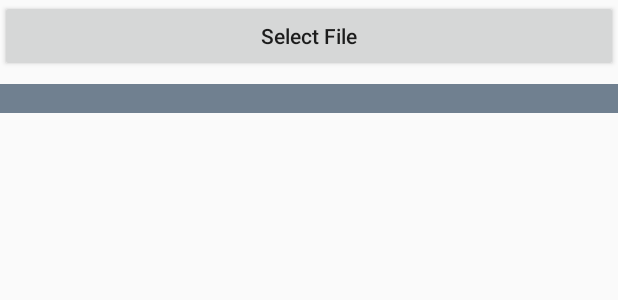
After one commit to rylion2005/hellodroid, an Android app: the layout activity_file_demo.xml on its own in the app's theme, with its tools: preview values and no code run, on a phone screen of 412 x 824 dp. The commit adds this screen. Shown: the top 300 px of the screen. Run offline under Robolectric (Android 15) with nearby library versions, the phone set to English and light mode, and no system bars.

Commit message:
add file demo

```diff
--- a/app/src/main/AndroidManifest.xml
+++ b/app/src/main/AndroidManifest.xml
@@ -53,7 +53,8 @@
         <activity android:name=".nio.NioDemo" />
         <activity
             android:name=".thread.ThreadDemo"
-            android:theme="@style/AppTheme.NoActionBar"></activity>
+            android:theme="@style/AppTheme.NoActionBar" />
+        <activity android:name=".file.FileDemo"></activity>
     </application>
 
 </manifest>
--- a/app/src/main/java/com/hellodroid/activity/MainActivity.java
+++ b/app/src/main/java/com/hellodroid/activity/MainActivity.java
@@ -7,6 +7,7 @@ import android.view.View;
 
 import com.hellodroid.R;
 import com.hellodroid.audio.AudioDemo;
+import com.hellodroid.file.FileDemo;
 import com.hellodroid.nio.NioDemo;
 import com.hellodroid.talkie.TalkieActivity;
 import com.hellodroid.thread.ThreadDemo;
@@ -54,6 +55,10 @@ public class MainActivity extends BaseActivity {
         startActivity(new Intent(this, ThreadDemo.class));
     }
 
+    public void goFile(View v) {
+        startActivity(new Intent(this, FileDemo.class));
+    }
+
 
 /* ********************************************************************************************** */
 }
--- /dev/null
+++ b/app/src/main/res/layout/activity_file_demo.xml
@@ -0,0 +1,32 @@
+<?xml version="1.0" encoding="utf-8"?>
+<LinearLayout
+    xmlns:android="http://schemas.android.com/apk/res/android"
+    android:orientation="vertical"
+    android:layout_width="match_parent"
+    android:layout_height="match_parent">
+
+    <Button
+        android:layout_width="match_parent"
+        android:layout_height="wrap_content"
+        android:textAllCaps="false"
+        android:text="Select File"
+        android:onClick="selectFile"/>
+
+    <ScrollView
+        android:layout_width="match_parent"
+        android:layout_height="wrap_content"
+        android:scrollbars="vertical"
+        android:fillViewport="true">
+        <TextView
+            android:id="@+id/TXV_Information"
+            android:layout_width="match_parent"
+            android:layout_height="wrap_content"
+            android:layout_marginTop="8dp"
+            android:layout_marginBottom="8dp"
+            android:paddingStart="8dp"
+            android:paddingEnd="8dp"
+            android:scrollbars="vertical"
+            android:maxLines="9999"
+            android:background="#708090"/>
+    </ScrollView>
+</LinearLayout>
```
Also changed, not shown: app/src/main/java/com/hellodroid/file/FileDemo.java (added, +61 -0 lines), app/src/main/java/com/hellodroid/nio/Filer.java (+19 -9 lines), app/src/main/java/com/hellodroid/nio/NioDemo.java (+38 -1 lines), app/src/main/res/layout/activity_main.xml (+7 -0 lines).
